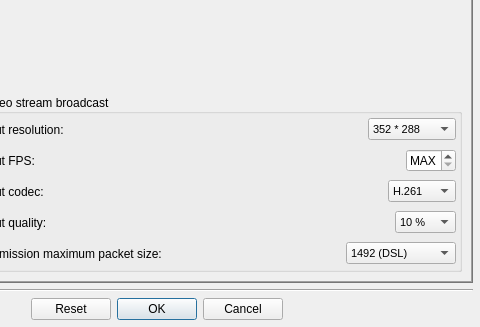
First picture: the form in Homer/forms/ConfigurationDialog.ui, repository Homer-Conferencing/Homer-Conferencing, before the edit; both pictures show x 166 to 646 and y 155 to 482 of the 646 by 482 pixel window.
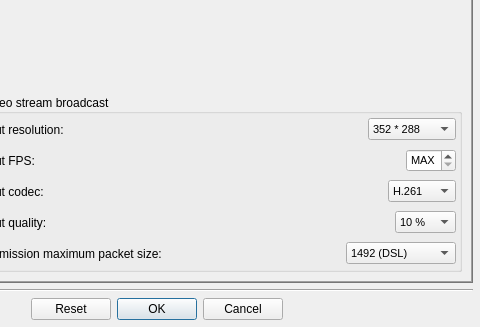
Second picture: the form after the edit. Icons and pictures are not drawn.

Commit message: - added fixed point size for spin box for entering the max. video FPS

Diff of the .ui file:
```diff
--- a/Homer/forms/ConfigurationDialog.ui
+++ b/Homer/forms/ConfigurationDialog.ui
@@ -604,8 +604,7 @@
                 </property>
                 <property name="font">
                  <font>
-                  <weight>50</weight>
-                  <bold>false</bold>
+                  <pointsize>8</pointsize>
                  </font>
                 </property>
                 <property name="specialValueText">
```
